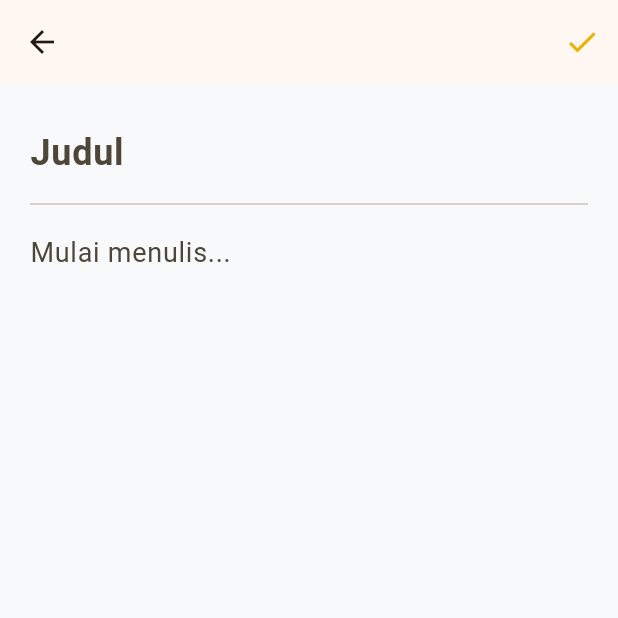
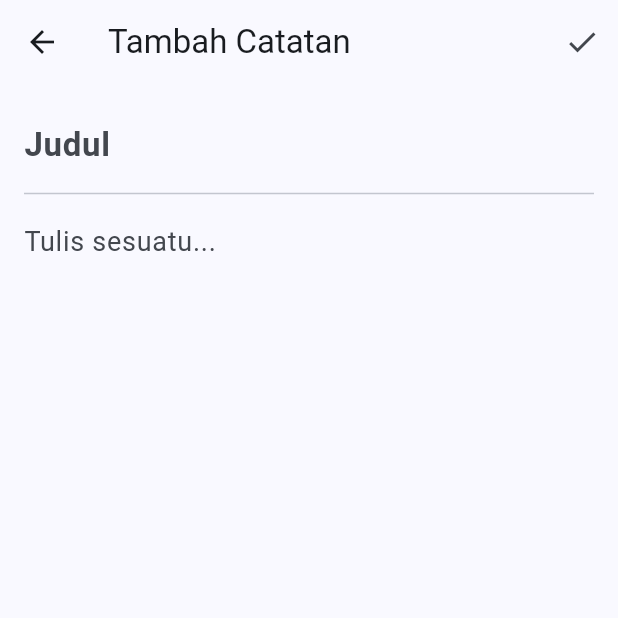
Before and after one commit to randimufi08-code/buku_catatan, a Flutter app: the screen it shows after launch, item 2 of the bottom bar chosen, after a tap on the "add" icon, on a phone screen of 412 x 824 dp, the top half of it. Run offline on Flutter 3.47's test engine with Material 3 defaults, Android fonts, the phone set to English and light mode, and no system bars.

Commit message:
Update tampilan aplikasi sesuai desain Kode Warna

```diff
--- a/lib/main.dart
+++ b/lib/main.dart
@@ -1,6 +1,5 @@
 import 'package:flutter/material.dart';
 
-// WAJIB ADA: Pintu masuk aplikasi
 void main() {
   runApp(const BukuCatatanApp());
 }
@@ -15,8 +14,9 @@ class BukuCatatanApp extends StatelessWidget {
       title: 'Buku Catatan',
       theme: ThemeData(
         useMaterial3: true,
-        colorSchemeSeed: const Color(0xFFEAB308),
-        scaffoldBackgroundColor: const Color(0xFFF8F9FA),
+        // Menggunakan warna biru utama sesuai gambar referensi
+        primaryColor: const Color(0xFF1976D2),
+        colorScheme: ColorScheme.fromSeed(seedColor: const Color(0xFF1976D2)),
       ),
       home: const MainNavigation(),
     );
@@ -41,31 +41,26 @@ class _MainNavigationState extends State<MainNavigation> {
   @override
   Widget build(BuildContext context) {
     return Scaffold(
-      body: SafeArea(child: _pages[_selectedIndex]),
+      body: _pages[_selectedIndex],
       bottomNavigationBar: BottomNavigationBar(
         currentIndex: _selectedIndex,
-        selectedItemColor: const Color(0xFFEAB308),
-        unselectedItemColor: Colors.grey,
-        type: BottomNavigationBarType.fixed,
+        selectedItemColor: const Color(0xFF1976D2),
         onTap: (index) => setState(() => _selectedIndex = index),
         items: const [
-          BottomNavigationBarItem(icon: Icon(Icons.description_outlined), label: 'Catatan'),
-          BottomNavigationBarItem(icon: Icon(Icons.check_circle_outline), label: 'Tugas'),
+          BottomNavigationBarItem(icon: Icon(Icons.note), label: 'Catatan'),
+          BottomNavigationBarItem(icon: Icon(Icons.task_alt), label: 'Tugas'),
         ],
       ),
       floatingActionButton: FloatingActionButton(
         onPressed: () {
           Navigator.push(
             context,
-            MaterialPageRoute(builder: (context) => const NoteEditorPage())
+            MaterialPageRoute(builder: (context) => const NoteEditorPage()),
           );
         },
-        backgroundColor: Colors.white,
-        shape: const CircleBorder(),
-        elevation: 4,
-        child: const Icon(Icons.add, color: Color(0xFFEAB308), size: 36),
+        backgroundColor: const Color(0xFF1976D2),
+        child: const Icon(Icons.add, color: Colors.white),
       ),
-      floatingActionButtonLocation: FloatingActionButtonLocation.centerDocked,
     );
   }
 }
@@ -76,64 +71,49 @@ class NoteListPage extends StatelessWidget {
   @override
   Widget build(BuildContext context) {
     return Scaffold(
-      backgroundColor: Colors.transparent,
       appBar: AppBar(
-        backgroundColor: Colors.transparent,
-        title: const Text("Catatan", style: TextStyle(fontSize: 32, fontWeight: FontWeight.bold)),
+        backgroundColor: const Color(0xFF1976D2),
+        title: const Text("Catatan", style: TextStyle(color: Colors.white)),
         actions: [
-          IconButton(
-            icon: const Icon(Icons.settings_outlined),
-            onPressed: () => Navigator.push(context, MaterialPageRoute(builder: (context) => const SettingsPage()))
-          ),
+          const Icon(Icons.more_vert, color: Colors.white),
+          const SizedBox(width: 10),
         ],
       ),
-      body: Padding(
-        padding: const EdgeInsets.symmetric(horizontal: 16.0),
-        child: Column(
-          children: [
-            const SizedBox(height: 12),
-            TextField(
-              decoration: InputDecoration(
-                hintText: "Cari catatan...",
-                prefixIcon: const Icon(Icons.search),
-                filled: true,
-                fillColor: const Color(0xFFECEEF0),
-                border: OutlineInputBorder(borderRadius: BorderRadius.circular(12), borderSide: BorderSide.none),
-              ),
-            ),
-            const SizedBox(height: 20),
-            Expanded(
-              child: GridView.count(
-                crossAxisCount: 2,
-                crossAxisSpacing: 12,
-                mainAxisSpacing: 12,
-                children: [
-                  _buildNoteCard("Rencana Hari Ini", "12/27/2025"),
-                  _buildNoteCard("Ide Projek Flutter", "12/27/2025", hasImage: true),
-                ],
-              ),
-            ),
-          ],
-        ),
+      body: ListView(
+        padding: EdgeInsets.zero,
+        children: [
+          _buildColorNote("Belanja Mingguan", Colors.white),
+          _buildColorNote("Catatan Kerja: Meeting 10.00 (Zoom)", const Color(0xFFFFE4FF)),
+          _buildColorNote("Ide Konten", const Color(0xFFFFFDCC)),
+          _buildColorNote("Kuliah", const Color(0xFFE2FFE2)),
+          _buildColorNote("Journal Harian", const Color(0xFFE2F3FF)),
+          _buildColorNote("Agenda Hari Ini", const Color(0xFFF2E2FF)),
+        ],
       ),
     );
   }
 
-  Widget _buildNoteCard(String title, String date, {bool hasImage = false}) {
+  // Widget kartu catatan dengan warna latar belakang dinamis sesuai gambar
+  Widget _buildColorNote(String title, Color bgColor) {
     return Container(
-      padding: const EdgeInsets.all(16),
+      width: double.infinity,
+      padding: const EdgeInsets.symmetric(horizontal: 16, vertical: 20),
       decoration: BoxDecoration(
-        color: Colors.white,
-        borderRadius: BorderRadius.circular(20),
-        boxShadow: [BoxShadow(color: Colors.black12, blurRadius: 4)],
+        color: bgColor,
+        border: Border(
+          bottom: BorderSide(color: Colors.grey.shade300, width: 0.5),
+        ),
       ),
-      child: Column(
-        crossAxisAlignment: CrossAxisAlignment.start,
+      child: Row(
+        mainAxisAlignment: MainAxisAlignment.spaceBetween,
         children: [
-          Text(title, style: const TextStyle(fontWeight: FontWeight.bold, fontSize: 16)),
-          if (hasImage) const Expanded(child: Center(child: Icon(Icons.image, color: Colors.amber, size: 50))),
-          const Spacer(),
-          Text(date, style: const TextStyle(color: Colors.grey, fontSize: 12)),
+          Expanded(
+            child: Text(
+              title,
+              style: const TextStyle(fontSize: 16, color: Colors.black87),
+            ),
+          ),
+          Icon(Icons.menu, color: Colors.grey.shade400, size: 20), // Ikon garis dua di kanan
         ],
       ),
     );
@@ -146,36 +126,11 @@ class ToDoListPage extends StatelessWidget {
   @override
   Widget build(BuildContext context) {
     return Scaffold(
-      backgroundColor: Colors.transparent,
       appBar: AppBar(
-        backgroundColor: Colors.transparent,
-        title: const Text("Tugas", style: TextStyle(fontSize: 32, fontWeight: FontWeight.bold))
+        backgroundColor: const Color(0xFF1976D2),
+        title: const Text("Tugas", style: TextStyle(color: Colors.white)),
       ),
-      body: ListView(
-        padding: const EdgeInsets.all(16),
-        children: const [
-          ListTile(leading: Icon(Icons.circle_outlined), title: Text("Selesaikan tugas koding")),
-          ListTile(leading: Icon(Icons.circle_outlined), title: Text("Update GitHub")),
-        ],
-      ),
-    );
-  }
-}
-
-class SettingsPage extends StatelessWidget {
-  const SettingsPage({super.key});
-
-  @override
-  Widget build(BuildContext context) {
-    return Scaffold(
-      appBar: AppBar(title: const Text("Pengaturan")),
-      body: ListView(
-        children: const [
-          ListTile(leading: Icon(Icons.person_outline), title: Text("Profil")),
-          ListTile(leading: Icon(Icons.dark_mode_outlined), title: Text("Mode Gelap")),
-          ListTile(leading: Icon(Icons.info_outline), title: Text("Tentang Aplikasi")),
-        ],
-      ),
+      body: const Center(child: Text("Halaman Tugas")),
     );
   }
 }
@@ -187,28 +142,29 @@ class NoteEditorPage extends StatelessWidget {
   Widget build(BuildContext context) {
     return Scaffold(
       appBar: AppBar(
+        title: const Text("Tambah Catatan"),
         actions: [
           IconButton(
-            icon: const Icon(Icons.check, color: Color(0xFFEAB308)),
-            onPressed: () => Navigator.pop(context)
-          )
-        ]
+            icon: const Icon(Icons.check),
+            onPressed: () => Navigator.pop(context),
+          ),
+        ],
       ),
-      body: Padding( // Hapus 'const' di sini agar TextField tidak eror
-        padding: const EdgeInsets.all(20),
+      body: Padding(
+        padding: const EdgeInsets.all(16),
         child: Column(
           children: [
             const TextField(
               decoration: InputDecoration(hintText: "Judul", border: InputBorder.none),
-              style: TextStyle(fontSize: 24, fontWeight: FontWeight.bold)
+              style: TextStyle(fontSize: 22, fontWeight: FontWeight.bold),
             ),
             const Divider(),
             Expanded(
               child: TextField(
-                decoration: const InputDecoration(hintText: "Mulai menulis...", border: InputBorder.none),
+                decoration: const InputDecoration(hintText: "Tulis sesuatu...", border: InputBorder.none),
                 maxLines: null,
                 style: const TextStyle(fontSize: 18),
-              )
+              ),
             ),
           ],
         ),
```
Also changed, not shown: 1 other file.
